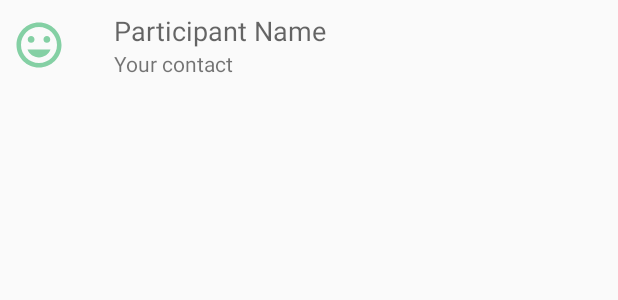
After one commit to cherry-app/cherry-android-client, an Android app: the layout row_item_conversation.xml on its own in the app's theme, with its tools: preview values and no code run, on a phone screen of 412 x 824 dp. The commit adds this screen. Shown: the top 300 px of the screen. Run offline under Robolectric (Android 15) with nearby library versions, the phone set to English and light mode, and no system bars.

Commit message:
Conversations flow

```diff
--- a/app/build.gradle
+++ b/app/build.gradle
@@ -38,6 +38,7 @@ dependencies {
         exclude group: 'com.android.support', module: 'support-annotations'
     })
     implementation "android.arch.lifecycle:extensions:1.0.0"
+    implementation "android.arch.paging:runtime:1.0.0-alpha3"
     compile 'com.squareup.retrofit2:converter-gson:2.1.0'
     compile 'com.android.support.constraint:constraint-layout:1.0.2'
     compile 'com.android.support:appcompat-v7:26.1.0'
@@ -46,6 +47,7 @@ dependencies {
     compile project(':cherry-core')
     testCompile 'junit:junit:4.12'
     compile "org.jetbrains.kotlin:kotlin-stdlib-jre7:$kotlin_version"
+    implementation 'com.android.support:cardview-v7:26.1.0'
 }
 
 repositories {
--- a/app/src/main/kotlin/com/cherry/chat/viewmodels/ConversationViewModel.kt
+++ b/app/src/main/kotlin/com/cherry/chat/viewmodels/ConversationViewModel.kt
@@ -4,7 +4,7 @@ import android.arch.lifecycle.LiveData
 import android.arch.lifecycle.ViewModel
 import android.content.Context
 import com.cherry.core.Cherry
-import com.cherry.core.models.Conversation
+import com.cherry.core.models.ConversationWithParticipant
 
 /**
  * Created by girish on 11/20/17.
@@ -12,6 +12,6 @@ import com.cherry.core.models.Conversation
 
 class ConversationViewModel: ViewModel() {
 
-    fun getConversationLiveData(context: Context): LiveData<List<Conversation>> =
+    fun getConversationLiveData(context: Context): LiveData<List<ConversationWithParticipant>> =
             Cherry.Messaging.getConversationLiveData(context)
 }
--- a/app/src/main/kotlin/com/cherry/chat/views/activities/RecipientPickerActivity.kt
+++ b/app/src/main/kotlin/com/cherry/chat/views/activities/RecipientPickerActivity.kt
@@ -38,6 +38,11 @@ class RecipientPickerActivity : AppCompatActivity() {
         finish()
     }
 
+    override fun onDestroy() {
+        super.onDestroy()
+        Cherry.Contacts.getParticipantsLiveData(this).removeObservers(this)
+    }
+
     private fun observeParticipants() {
         val liveData = Cherry.Contacts.getParticipantsLiveData(this)
         (listParticipants.adapter as ParticipantListAdapter).setList(liveData.value)
--- a/app/src/main/kotlin/com/cherry/chat/views/adapters/ParticipantListAdapter.kt
+++ b/app/src/main/kotlin/com/cherry/chat/views/adapters/ParticipantListAdapter.kt
@@ -39,6 +39,7 @@ class ParticipantListAdapter: RecyclerView.Adapter<RecyclerView.ViewHolder>() {
     }
 
     private fun getTypeLabel(type: RecipientType): String = when(type) {
+        RecipientType.SELF -> "YOU"
         RecipientType.INDIVIDUAL -> "Your contact"
         RecipientType.GROUP -> "A group you're in"
         RecipientType.UNKNOWN -> "A wild Pokemon has appeared!"
--- /dev/null
+++ b/app/src/main/res/layout/row_item_conversation.xml
@@ -0,0 +1,46 @@
+<?xml version="1.0" encoding="utf-8"?>
+<android.support.constraint.ConstraintLayout
+    xmlns:android="http://schemas.android.com/apk/res/android"
+    xmlns:app="http://schemas.android.com/apk/res-auto"
+    xmlns:tools="http://schemas.android.com/tools"
+    android:layout_width="match_parent"
+    android:layout_height="wrap_content">
+
+    <TextView
+        android:id="@+id/tvConversationName"
+        android:layout_width="wrap_content"
+        android:layout_height="wrap_content"
+        android:layout_marginStart="32dp"
+        android:layout_marginTop="8dp"
+        android:text="Participant Name"
+        android:textAppearance="@style/TextAppearance.AppCompat.Medium"
+        app:layout_constraintStart_toEndOf="@+id/ivProfilePicture"
+        app:layout_constraintTop_toTopOf="parent"
+        android:layout_marginLeft="32dp" />
+
+    <ImageView
+        android:id="@+id/ivProfilePicture"
+        android:layout_width="36dp"
+        android:layout_height="36dp"
+        android:layout_marginBottom="8dp"
+        android:layout_marginStart="8dp"
+        android:layout_marginTop="8dp"
+        app:layout_constraintBottom_toBottomOf="parent"
+        app:layout_constraintStart_toStartOf="parent"
+        app:layout_constraintTop_toTopOf="parent"
+        app:srcCompat="@drawable/ic_participant_placeholder_24dp"
+        android:layout_marginLeft="8dp" />
+
+    <TextView
+        android:id="@+id/tvSnippet"
+        android:layout_width="wrap_content"
+        android:layout_height="wrap_content"
+        android:layout_marginBottom="8dp"
+        android:text="Your contact"
+        android:textAppearance="@style/Base.TextAppearance.AppCompat.Small"
+        app:layout_constraintBottom_toBottomOf="parent"
+        app:layout_constraintStart_toStartOf="@+id/tvConversationName"
+        app:layout_constraintTop_toBottomOf="@+id/tvConversationName"
+        app:layout_constraintVertical_bias="0.0" />
+
+</android.support.constraint.ConstraintLayout>
```
Also changed, not shown: app/src/main/kotlin/com/cherry/chat/views/activities/ConversationActivity.kt (+40 -1 lines), app/src/main/kotlin/com/cherry/chat/views/activities/ConversationListActivity.kt (+23 -5 lines), app/src/main/kotlin/com/cherry/chat/views/adapters/ConversationListAdapter.kt (added, +84 -0 lines), app/src/main/kotlin/com/cherry/chat/views/adapters/MessageDiffCallback.kt (added, +18 -0 lines), app/src/main/kotlin/com/cherry/chat/views/adapters/PagedMessageListAdapter.kt (added, +34 -0 lines), app/src/main/res/drawable/ic_send_24dp.xml (added, +9 -0 lines), app/src/main/res/layout/activity_conversation.xml (added, +61 -0 lines), app/src/main/res/layout/activity_conversation_list.xml (+4 -3 lines), app/src/main/res/layout/row_item_outgoing_message.xml (added, +40 -0 lines).
